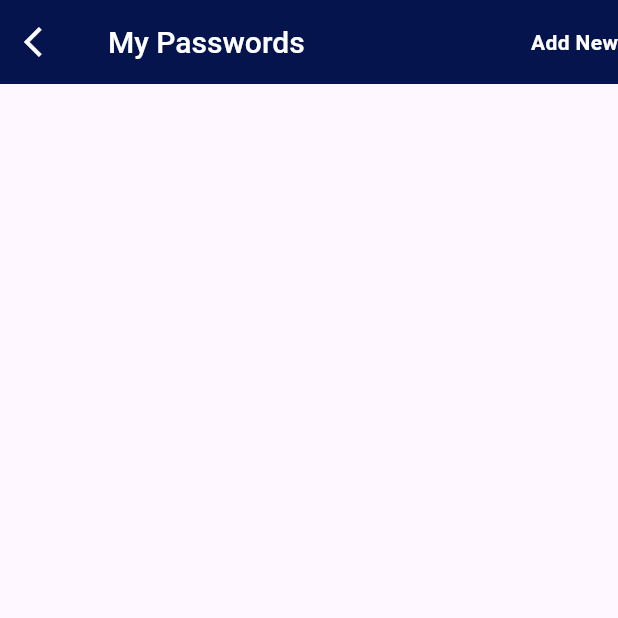
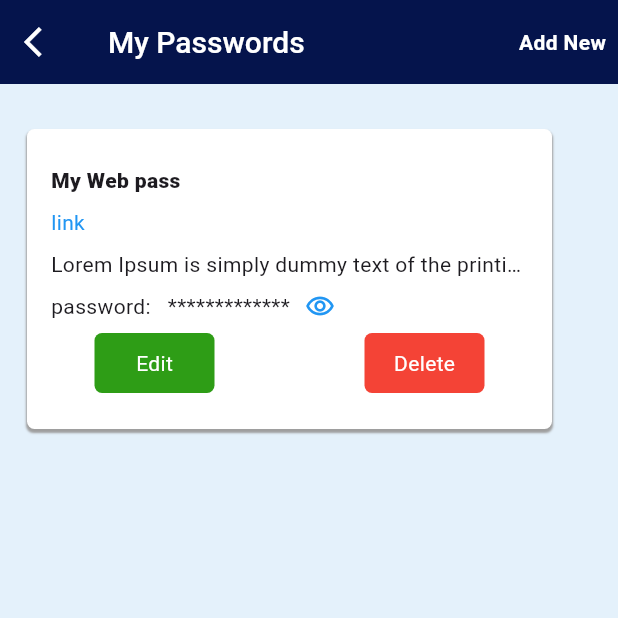
Before and after one commit to AthiraaAthi/project_way, a Flutter app: the PasswordsScreen screen opened directly, on a phone screen of 412 x 824 dp, the top half of it. Run offline on Flutter 3.47's test engine with Material 3 defaults, Android fonts, the phone set to English and light mode, and no system bars; our stand-ins replace carousel_slider, pinput, table_calendar.

Commit message:
partially completed ui of password screen

```diff
--- a/lib/view/notifications_screen/notifications_screen.dart
+++ b/lib/view/notifications_screen/notifications_screen.dart
@@ -45,7 +45,7 @@ class NotificationScreen extends StatelessWidget {
                     BoxShadow(
                         color: Colors.grey,
                         blurRadius: 0.5,
-                        offset: Offset(0, 5),
+                        offset: Offset(0, 2),
                         spreadRadius: 0.1)
                   ]),
               child: Padding(
--- /dev/null
+++ b/lib/view/passwords_screen/password_widget.dart
@@ -0,0 +1,10 @@
+import 'package:flutter/material.dart';
+
+class PasswordWidget extends StatelessWidget {
+  const PasswordWidget({super.key});
+
+  @override
+  Widget build(BuildContext context) {
+    return const Placeholder();
+  }
+}
--- a/lib/view/passwords_screen/passwords_screen.dart
+++ b/lib/view/passwords_screen/passwords_screen.dart
@@ -1,5 +1,4 @@
 import 'package:flutter/material.dart';
-import 'package:flutter/widgets.dart';
 import 'package:project_way/utils/color_constant/color_constant.dart';
 
 class PasswordsScreen extends StatelessWidget {
@@ -8,6 +7,7 @@ class PasswordsScreen extends StatelessWidget {
   @override
   Widget build(BuildContext context) {
     return Scaffold(
+      backgroundColor: ColorConstant.bgBlue,
       appBar: AppBar(
         backgroundColor: ColorConstant.defIndigo,
         title: Text(
@@ -25,11 +25,121 @@ class PasswordsScreen extends StatelessWidget {
           ),
         ),
         actions: [
-          Text(
-            "Add New",
-            style: TextStyle(fontWeight: FontWeight.bold, color: Colors.white),
+          Padding(
+            padding: const EdgeInsets.all(8.0),
+            child: InkWell(
+              onTap: () {},
+              child: Text(
+                "Add New",
+                style:
+                    TextStyle(fontWeight: FontWeight.bold, color: Colors.white),
+              ),
+            ),
           )
         ],
+      ),
+      body: Padding(
+        padding: const EdgeInsets.only(
+          top: 30,
+          left: 18,
+          right: 15,
+        ),
+        child: Column(
+          children: [
+            Container(
+              height: 200,
+              width: 350,
+              decoration: BoxDecoration(
+                  color: Colors.white,
+                  borderRadius: BorderRadius.circular(5),
+                  boxShadow: [
+                    BoxShadow(
+                        color: Colors.grey,
+                        blurRadius: 0.5,
+                        offset: Offset(0, 2),
+                        spreadRadius: 0.1)
+                  ]),
+              child: Padding(
+                padding: const EdgeInsets.all(16),
+                child: Column(
+                  mainAxisAlignment: MainAxisAlignment.spaceEvenly,
+                  crossAxisAlignment: CrossAxisAlignment.start,
+                  children: [
+                    Text(
+                      "My Web pass",
+                      style: TextStyle(fontWeight: FontWeight.w800),
+                    ),
+                    Text(
+                      "link",
+                      style: TextStyle(
+                          fontWeight: FontWeight.w400, color: Colors.blue),
+                    ),
+                    Text(
+                      "Lorem Ipsum is simply dummy text of the printing and typesetting industry.",
+                      maxLines: 1,
+                      overflow: TextOverflow.ellipsis,
+                      style: TextStyle(
+                        fontWeight: FontWeight.w400,
+                      ),
+                    ),
+                    Row(
+                      children: [
+                        Text(
+                          "password:   *************",
+                          style: TextStyle(
+                            fontWeight: FontWeight.w400,
+                          ),
+                        ),
+                        SizedBox(
+                          width: 10,
+                        ),
+                        Icon(
+                          Icons.remove_red_eye_outlined,
+                          size: 20,
+                          color: Colors.blue,
+                        )
+                      ],
+                    ),
+                    Row(
+                      mainAxisAlignment: MainAxisAlignment.center,
+                      children: [
+                        Container(
+                          height: 40,
+                          width: 80,
+                          decoration: BoxDecoration(
+                              color: ColorConstant.defGreen,
+                              borderRadius: BorderRadius.circular(5)),
+                          child: Center(
+                            child: Text(
+                              "Edit",
+                              style: TextStyle(color: Colors.white),
+                            ),
+                          ),
+                        ),
+                        SizedBox(
+                          width: 100,
+                        ),
+                        Container(
+                          height: 40,
+                          width: 80,
+                          decoration: BoxDecoration(
+                              color: Colors.red,
+                              borderRadius: BorderRadius.circular(5)),
+                          child: Center(
+                            child: Text(
+                              "Delete",
+                              style: TextStyle(color: Colors.white),
+                            ),
+                          ),
+                        ),
+                      ],
+                    )
+                  ],
+                ),
+              ),
+            )
+          ],
+        ),
       ),
     );
   }
```
